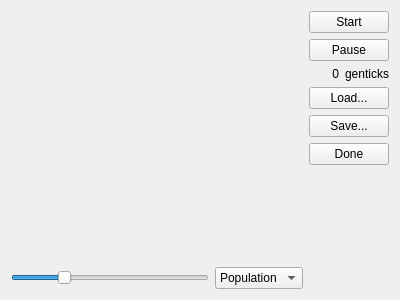
Before: the Qt Designer form history.ui in tps12/Tec-Nine, drawn with Qt 5.
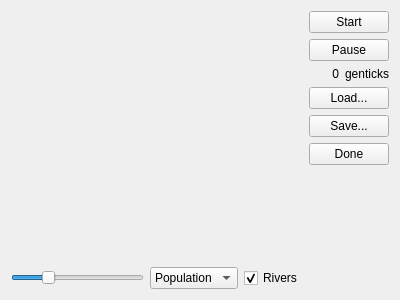
After: the same form once the commit is applied.

Commit message:
Show rivers in history mode
Doesn't affect anything yet.

The edit to the form file:
```diff
--- a/history.ui
+++ b/history.ui
@@ -82,6 +82,16 @@
          </item>
         </widget>
        </item>
+       <item>
+        <widget class="QCheckBox" name="rivers">
+         <property name="text">
+          <string>Rivers</string>
+         </property>
+         <property name="checked">
+          <bool>true</bool>
+         </property>
+        </widget>
+       </item>
       </layout>
      </item>
     </layout>
```
The commit also changes 3 other files.
